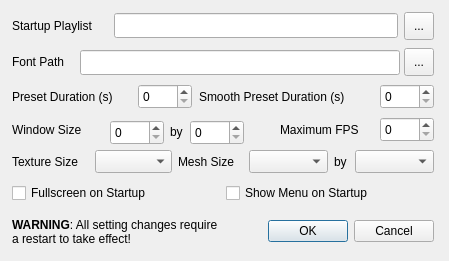
Before: the Qt Designer form src/qprojectM/src/QProjectMConfigDialog.ui in projectM-visualizer/projectm, drawn with Qt 5.
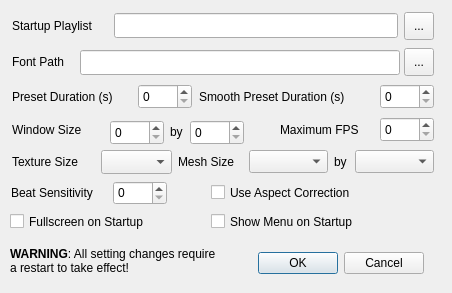
After: the same form once the commit is applied.

Commit message: added beat sensitive and aspect correction to the settings dialog

What changed in the file:
```diff
--- a/src/qprojectM/src/QProjectMConfigDialog.ui
+++ b/src/qprojectM/src/QProjectMConfigDialog.ui
@@ -5,8 +5,8 @@
    <rect>
     <x>0</x>
     <y>0</y>
-    <width>449</width>
-    <height>261</height>
+    <width>452</width>
+    <height>293</height>
    </rect>
   </property>
   <property name="windowTitle" >
@@ -296,7 +296,7 @@
     <rect>
      <x>12</x>
      <y>150</y>
-     <width>77</width>
+     <width>81</width>
      <height>23</height>
     </rect>
    </property>
@@ -313,10 +313,10 @@
   <widget class="QComboBox" name="textureSizeComboBox" >
    <property name="geometry" >
     <rect>
-     <x>95</x>
+     <x>101</x>
      <y>150</y>
-     <width>77</width>
-     <height>23</height>
+     <width>71</width>
+     <height>24</height>
     </rect>
    </property>
    <property name="sizePolicy" >
@@ -383,10 +383,10 @@
   <widget class="QCheckBox" name="fullscreenOnStartupCheckBox" >
    <property name="geometry" >
     <rect>
-     <x>12</x>
-     <y>181</y>
-     <width>208</width>
-     <height>24</height>
+     <x>10</x>
+     <y>210</y>
+     <width>156</width>
+     <height>23</height>
     </rect>
    </property>
    <property name="sizePolicy" >
@@ -402,10 +402,10 @@
   <widget class="QCheckBox" name="menuOnStartupCheckBox" >
    <property name="geometry" >
     <rect>
-     <x>226</x>
-     <y>181</y>
-     <width>208</width>
-     <height>24</height>
+     <x>211</x>
+     <y>210</y>
+     <width>166</width>
+     <height>23</height>
     </rect>
    </property>
    <property name="sizePolicy" >
@@ -421,8 +421,8 @@
   <widget class="QLabel" name="label_9" >
    <property name="geometry" >
     <rect>
-     <x>12</x>
-     <y>213</y>
+     <x>10</x>
+     <y>242</y>
      <width>206</width>
      <height>38</height>
     </rect>
@@ -446,8 +446,8 @@
   <widget class="QDialogButtonBox" name="buttonBox" >
    <property name="geometry" >
     <rect>
-     <x>229</x>
-     <y>217</y>
+     <x>219</x>
+     <y>249</y>
      <width>205</width>
      <height>29</height>
     </rect>
@@ -494,6 +494,60 @@
     <string>by</string>
    </property>
   </widget>
+  <widget class="QCheckBox" name="useAspectCorrectionCheckBox" >
+   <property name="geometry" >
+    <rect>
+     <x>211</x>
+     <y>181</y>
+     <width>166</width>
+     <height>23</height>
+    </rect>
+   </property>
+   <property name="sizePolicy" >
+    <sizepolicy vsizetype="Fixed" hsizetype="MinimumExpanding" >
+     <horstretch>0</horstretch>
+     <verstretch>0</verstretch>
+    </sizepolicy>
+   </property>
+   <property name="text" >
+    <string>Use Aspect Correction</string>
+   </property>
+  </widget>
+  <widget class="QSpinBox" name="beatSensitivitySpinBox" >
+   <property name="geometry" >
+    <rect>
+     <x>113</x>
+     <y>181</y>
+     <width>54</width>
+     <height>24</height>
+    </rect>
+   </property>
+   <property name="toolTip" >
+    <string>&lt;html>&lt;head>&lt;meta name="qrichtext" content="1" />&lt;style type="text/css">
+p, li { white-space: pre-wrap; }
+&lt;/style>&lt;/head>&lt;body style=" font-family:'Sans Serif'; font-size:9pt; font-weight:400; font-style:normal;">
+&lt;p style=" margin-top:0px; margin-bottom:0px; margin-left:0px; margin-right:0px; -qt-block-indent:0; text-indent:0px;">Sets how long a preset should be played in seconds before projectM automatically switches to another in the playlist&lt;/p>&lt;/body>&lt;/html></string>
+   </property>
+  </widget>
+  <widget class="QLabel" name="label_12" >
+   <property name="geometry" >
+    <rect>
+     <x>11</x>
+     <y>181</y>
+     <width>96</width>
+     <height>24</height>
+    </rect>
+   </property>
+   <property name="sizePolicy" >
+    <sizepolicy vsizetype="Preferred" hsizetype="MinimumExpanding" >
+     <horstretch>0</horstretch>
+     <verstretch>0</verstretch>
+    </sizepolicy>
+   </property>
+   <property name="text" >
+    <string>Beat Sensitivity</string>
+   </property>
+  </widget>
  </widget>
  <resources/>
  <connections/>
```
